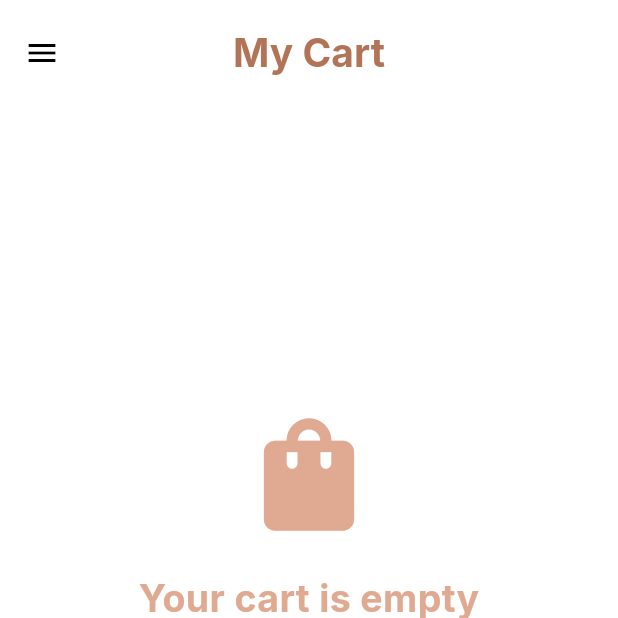
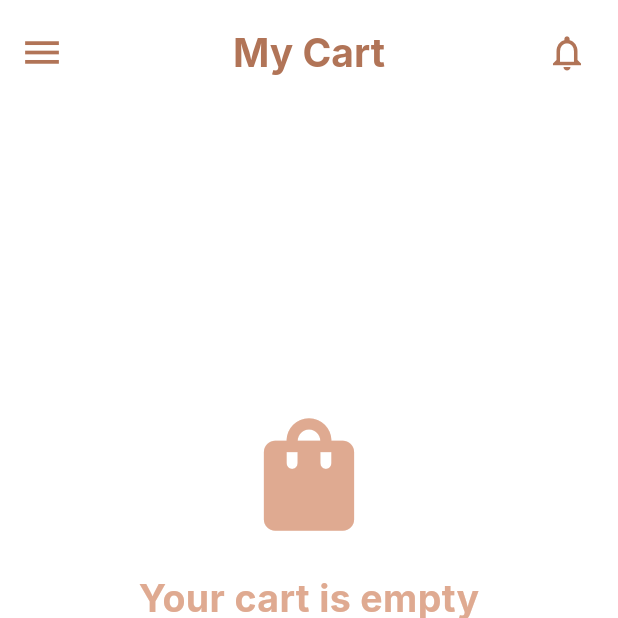
Before and after one commit to Cokawhere/graduation-project-BOOKSi, a Flutter app: the CartView screen opened directly, on a phone screen of 412 x 824 dp, the top half of it. Run offline on Flutter 3.47's test engine with Material 3 defaults, Android fonts, the phone set to English and light mode, and no system bars; drawn by our look-alikes of badges; our stand-ins replace cloud_firestore, firebase_auth, firebase_core, firebase_dynamic_links, flutter_chat_types, flutter_dotenv and 7 more; missing offline and left inert: flutter_facebook_auth, flutter_paymob; accounts and stored records are empty; project files that could hold a hidden picture were left out.

```diff
--- a/lib/features/cart/cart_view.dart
+++ b/lib/features/cart/cart_view.dart
@@ -6,6 +6,7 @@ import '../../common/widgets/custom_bottom_navigation.dart';
 import '../../common/widgets/custom_cart_item.dart';
 import '../../common/widgets/drawer.dart';
 import '../Home/home_controller.dart';
+import '../notifications/widgets/notification_badge.dart';
 import '../shipping information/shipping-information_controller.dart';
 import '../shipping information/shipping-information_view.dart';
 import 'cart_controller.dart';
@@ -46,21 +47,22 @@ class CartView extends StatelessWidget {
             color: AppColors.brown,
           ),
         ),
-        backgroundColor: AppColors.white,
-        // leading: IconButton(
-        //   icon: const Icon(Icons.arrow_back, color: AppColors.brown, size: 30),
-        //   onPressed: () => Get.off(HomeView()),
-        // ),
-        // leading: Builder(
-        //   builder: (context) => IconButton(
-        //     icon: Icon(Icons.menu, size: 30, color: AppColors.brown),
-        //     onPressed: () {
-        //       homeController.currentLocale.value.languageCode == 'ar'
-        //           ? Scaffold.of(context).openEndDrawer()
-        //           : Scaffold.of(context).openDrawer();
-        //     },
-        //   ),
-        // ),
+        leading: Builder(
+          builder: (context) => IconButton(
+            icon: Icon(Icons.menu, size: 30, color: AppColors.brown),
+            onPressed: () {
+              homeController.currentLocale.value.languageCode == 'ar'
+                  ? Scaffold.of(context).openEndDrawer()
+                  : Scaffold.of(context).openDrawer();
+            },
+          ),
+        ),
+        actions: [
+          Padding(
+            padding: const EdgeInsets.only(right: 10),
+            child: NotificationBadge(),
+          ),
+        ],
       ),
       body: Obx(() {
         if (cartController.cartItems.isEmpty) {
```
